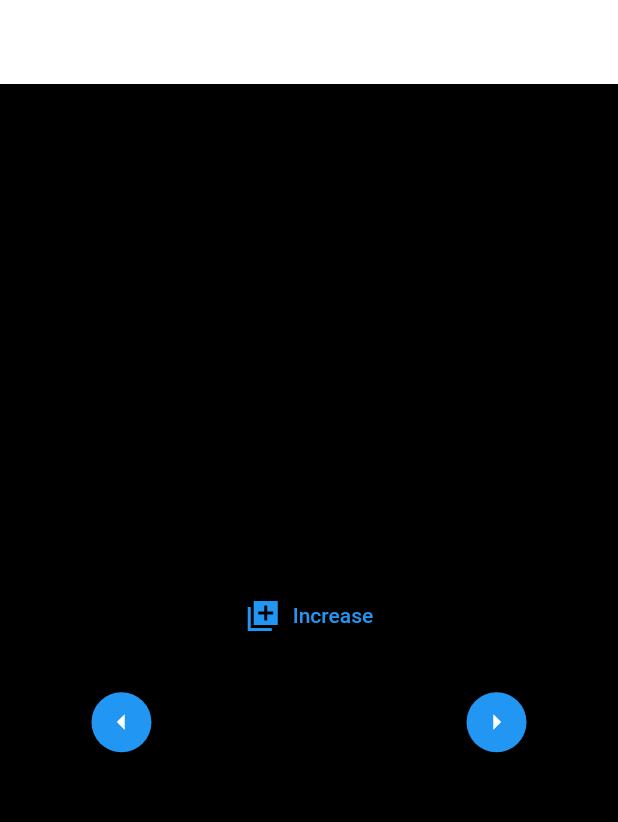
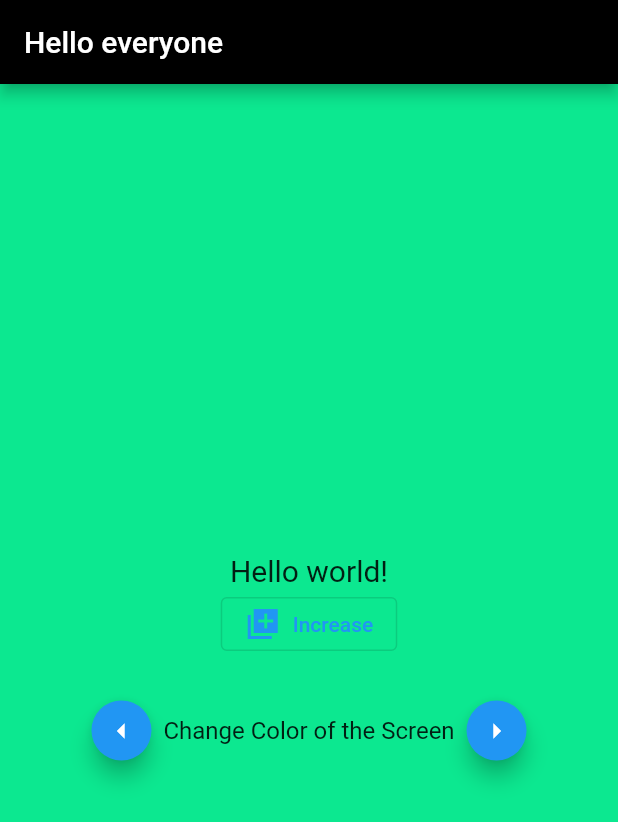
Before and after one commit to KrisD23/Testing_x_learning, a Flutter app: the screen it shows after launch, on a phone screen of 412 x 824 dp. Shown: the top 822 px of the screen. Run offline on Flutter 3.47's test engine with Material 2 defaults, Android fonts, the phone set to English and light mode, and no system bars.

Commit message:
fixed out of range bg color

```diff
--- a/lib/main.dart
+++ b/lib/main.dart
@@ -13,33 +13,54 @@ class MyApp extends StatefulWidget {
 }
 
 class _MyAppState extends State<MyApp> {
-  var textSize = 10.00;
+  var textSize = 20.00;
   var bgColor = 0;
-  List <Color> colors = [Colors.black,Colors.white,Colors.amber,Colors.pinkAccent];
+  List<Color> colors = [
+    const Color.fromARGB(255, 12, 232, 144),
+    Colors.white,
+    Colors.amber,
+    Colors.pinkAccent
+  ];
   void fontIncrease() {
     setState(() {
       textSize++;
     });
   }
-  void colorLeft (){
+
+  void colorLeft() {
     setState(() {
-      bgColor--;
+     if(bgColor <= 0){
+      bgColor = colors.length - 1;
+     }else {
+      bgColor --;
+     }
+
     });
   }
-  void colorRight (){
+
+  void colorRight() {
     setState(() {
-      bgColor++;
+      if(bgColor >= colors.length-1){
+      bgColor = 0;
+     }else {
+      bgColor ++;
+     }
+
     });
   }
 
   @override
   Widget build(BuildContext context) {
     return MaterialApp(
-      home: Scaffold( appBar: AppBar(backgroundColor: colors[1]),
-      backgroundColor: colors[bgColor],
-
+      home: Scaffold(
+        appBar: AppBar(
+          backgroundColor: Colors.black,
+          title: const Text('Hello everyone'),
+        ),
+        backgroundColor: colors[bgColor],
         body: Center(
-          child: Column(mainAxisSize: MainAxisSize.min,
+          child: Column(
+            mainAxisSize: MainAxisSize.min,
             children: [
               Text(
                 "Hello world!",
@@ -55,12 +76,16 @@ class _MyAppState extends State<MyApp> {
               const SizedBox(
                 height: 23,
               ),
-              Row(mainAxisSize: MainAxisSize.min,
+              Row(
+                mainAxisSize: MainAxisSize.min,
                 children: [
                   FloatingActionButton.small(
                       onPressed: colorLeft,
                       child: const Icon(Icons.arrow_left)),
-                  const Text(' Change Color of the Screen ',style: TextStyle(fontSize: 16),),
+                  const Text(
+                    ' Change Color of the Screen ',
+                    style: TextStyle(fontSize: 16),
+                  ),
                   FloatingActionButton.small(
                       onPressed: colorRight,
                       child: const Icon(Icons.arrow_right))
```
